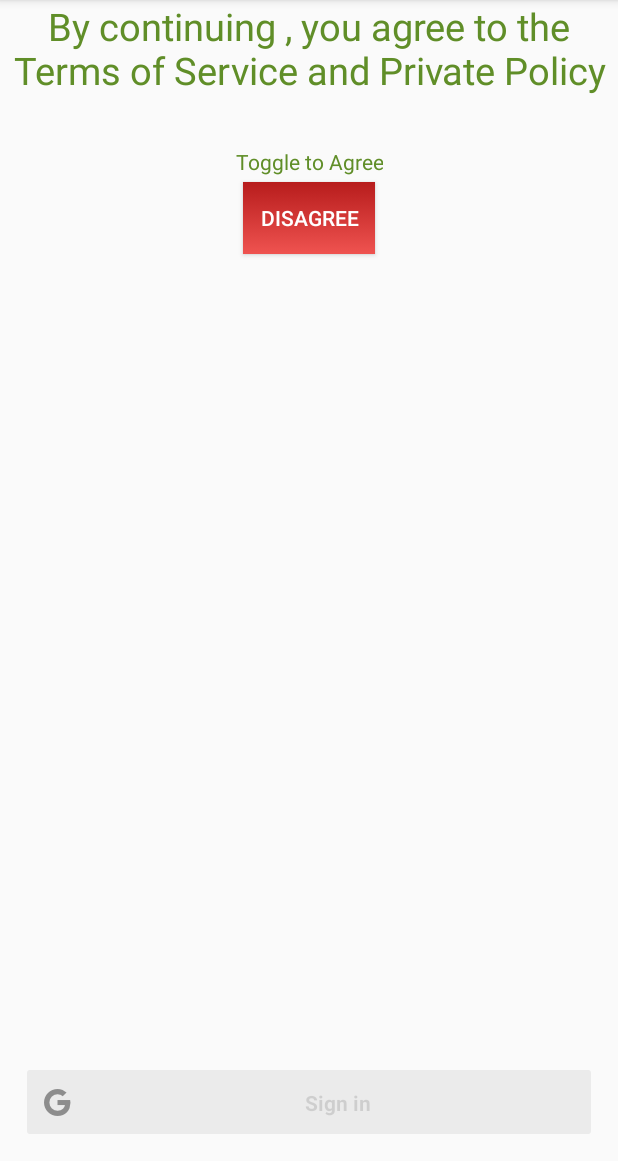
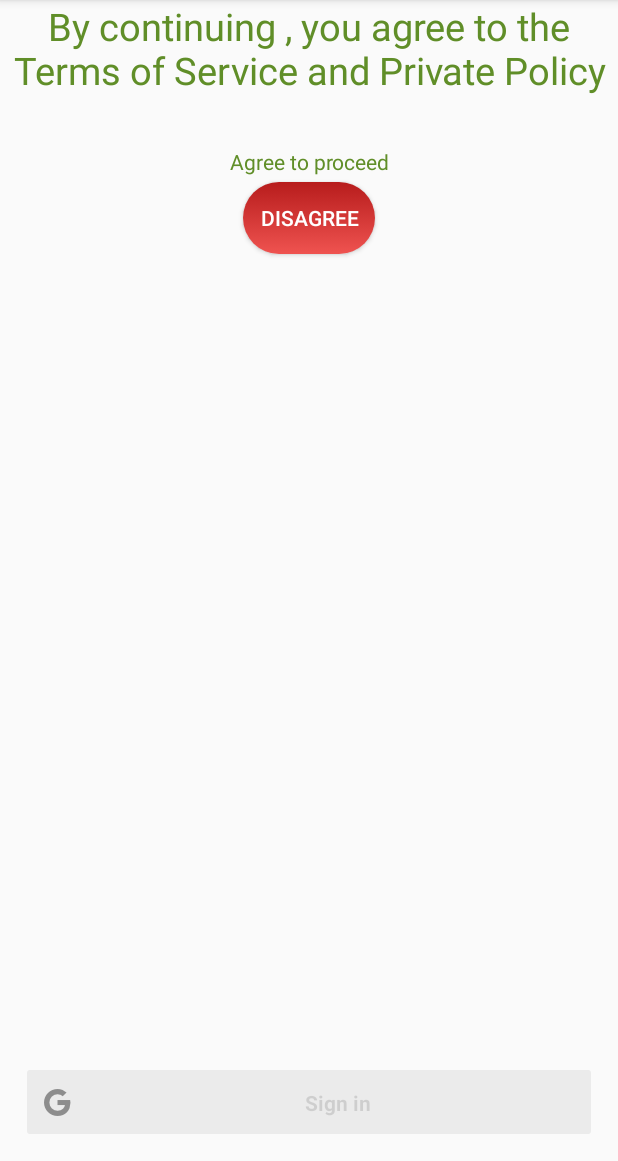
Before and after one commit to raghuwarrier/Fitness, an Android app: the TermsAndConditionsActivity screen opened directly, with no data from a screen before it, on a phone screen of 412 x 824 dp, the part 75-1236 px from its top. Run offline under Robolectric (Android 15) with nearby library versions, the phone set to English and light mode, and no system bars; 1 statement that could not run was skipped.

Commit message:
changed text for toggle and rounded corners

```diff
--- a/app/src/main/res/drawable/toggle_off.xml
+++ b/app/src/main/res/drawable/toggle_off.xml
@@ -6,7 +6,7 @@
                 android:startColor="#B71C1C"
                 android:endColor="#EF5350"
                 android:angle="270" />
-
+            <corners android:radius="50dp"/>
         </shape>
     </item>
 </selector>
--- a/app/src/main/res/drawable/toggle_on.xml
+++ b/app/src/main/res/drawable/toggle_on.xml
@@ -6,6 +6,7 @@
                 android:startColor="#004D40"
                 android:endColor="#009688"
                 android:angle="270" />
+            <corners android:radius="50dp"/>
 
         </shape>
     </item>
--- a/app/src/main/res/layout/activity_termsandconditions.xml
+++ b/app/src/main/res/layout/activity_termsandconditions.xml
@@ -17,7 +17,7 @@
         android:layout_below="@+id/tool_bar"
         android:layout_centerHorizontal="true" />
 
-    <TextView android:text="Toggle to Agree" android:layout_width="wrap_content"
+    <TextView android:text="Agree to proceed" android:layout_width="wrap_content"
         style="@style/welcomeText"
         android:layout_height="wrap_content"
         android:id="@+id/toggletext"
@@ -30,7 +30,7 @@
 
     <ToggleButton
         android:layout_width="wrap_content"
-        android:layout_height="wrap_content"
+        android:layout_height="@android:dimen/app_icon_size"
         android:layout_below="@id/toggletext"
         android:layout_centerHorizontal="true"
         android:background="@drawable/toggle_off"
```
